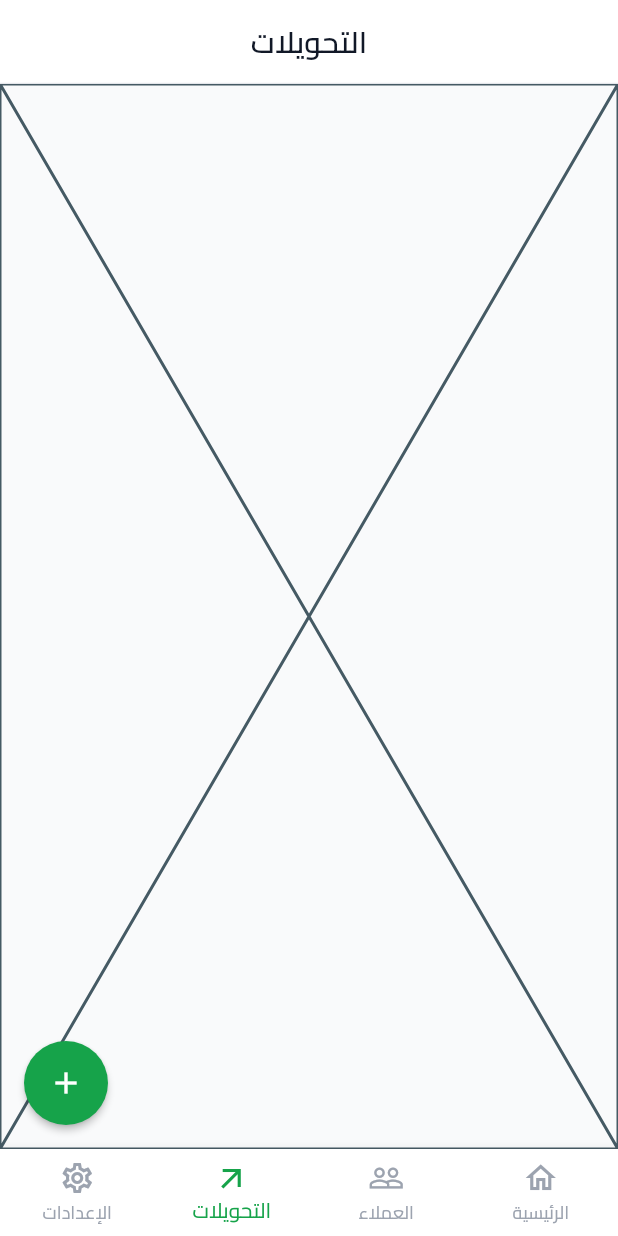
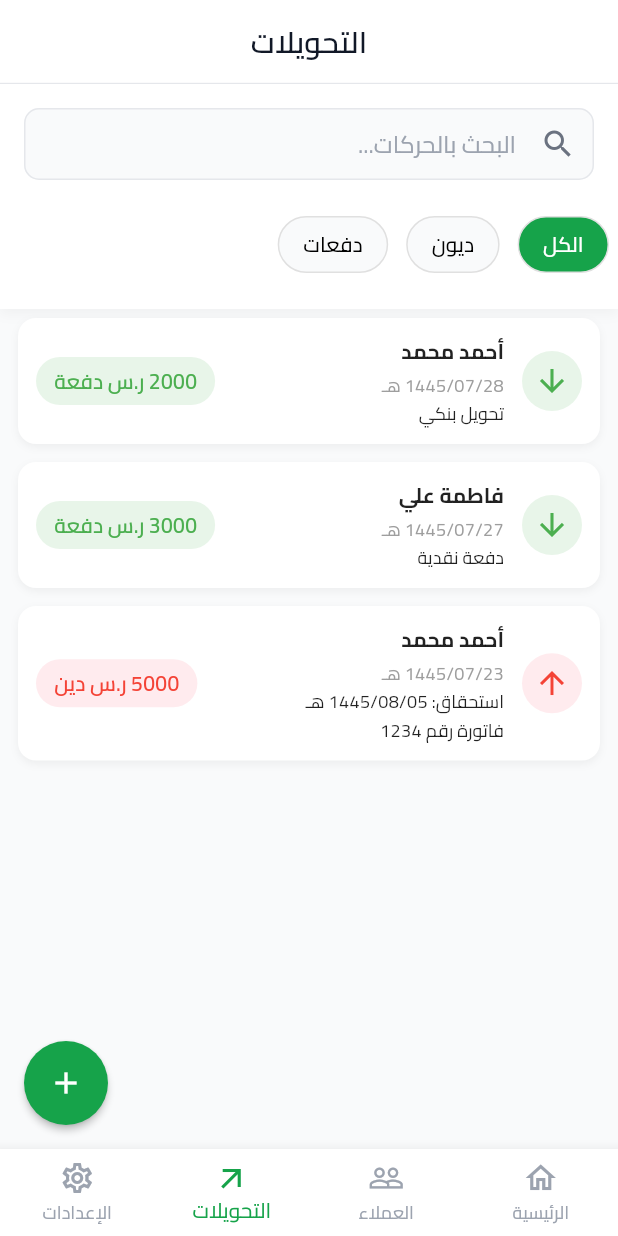
Before and after one commit to MolhamZL1/debt_managment_app, a Flutter app: the screen it shows after launch, item 3 of the bottom bar chosen, on a phone screen of 412 x 824 dp. Run offline on Flutter 3.47's test engine with Material 3 defaults, Android fonts, the light colour scheme and no system bars; our stand-ins replace awesome_dialog, bloc, cached_network_image, dartz, dio, flutter_bloc and 4 more.

Commit message:
TransactionViewBody

```diff
--- a/lib/features/clientes/presentation/views/widgets/Client_Detelies_View_Body.dart
+++ b/lib/features/clientes/presentation/views/widgets/Client_Detelies_View_Body.dart
@@ -1,5 +1,7 @@
 import 'package:flutter/material.dart';
 
+import 'Action_Buttons_Row.dart';
+import 'Debt_Item_Card.dart';
 import 'contact_header_card.dart';
 
 class ClientDeteliesViewBody extends StatelessWidget {
@@ -9,9 +11,20 @@ class ClientDeteliesViewBody extends StatelessWidget {
   Widget build(BuildContext context) {
     return Column(
       children: [
-  ContactHeaderCard(),
+        ContactHeaderCard(),
+        ActionButtonsRow(onAddDebt: () {}, onAddPayment: () {}),
+        DebtItemCard(
+          debt: Debt(
+            amount: 5000,
+            dueHijri: "1445/07/05 هـ",
+            invoiceNo: "1234",
+          ),
+          onDelete: () {},
+          onEdit: () {},
+        ),
       ],
     );
   }
 }
+
 /* ----------------------- Widgets ----------------------- */
--- a/lib/features/clientes/presentation/views/widgets/Search_Filter_Section.dart
+++ b/lib/features/clientes/presentation/views/widgets/Search_Filter_Section.dart
@@ -34,12 +34,14 @@ class _SearchFilterSectionState extends State<SearchFilterSection> {
       children: [
         CustomSerchTextFaild(hintText: "البحث بالاسم أو رقم الهاتف..."),
         FilterChipsWidget(
+
           selectedIndex: selectedFilter,
           onSelected: (index) {
             setState(() {
               selectedFilter = index;
             });
           },
+           filters: ["الكل", "مدين", "متأخر", "صافي"],
         ),
       ],
     )
--- a/lib/features/clientes/presentation/views/widgets/Segmented_Tabs.dart
+++ b/lib/features/clientes/presentation/views/widgets/Segmented_Tabs.dart
@@ -28,7 +28,7 @@ class SegmentedTabs extends StatelessWidget {
                 tabs[index],
                 style: TextStyle(
                   fontWeight: FontWeight.w600,
-                  color: isSelected ? Colors.green : Colors.black,
+                  color: isSelected ? Colors.green : Colors.grey,
                 ),
               ),
               const SizedBox(height: 4),
--- a/lib/features/clientes/presentation/views/widgets/client_filter.dart
+++ b/lib/features/clientes/presentation/views/widgets/client_filter.dart
@@ -4,17 +4,17 @@ import 'package:flutter/material.dart';
 class FilterChipsWidget extends StatelessWidget {
   final int selectedIndex;
   final Function(int) onSelected;
+  final List<String> filters; // ✅ صارت بارامتر
 
   const FilterChipsWidget({
     super.key,
     required this.selectedIndex,
     required this.onSelected,
+    required this.filters, // ✅ لازم تمررها عند الاستدعاء
   });
 
   @override
   Widget build(BuildContext context) {
-    final filters = ["الكل", "مدين", "متأخر", "صافي"];
-
     return Padding(
       padding: const EdgeInsets.symmetric(vertical: 16.0),
       child: Row(
--- a/lib/features/transactions/presentation/view/transaction_view.dart
+++ b/lib/features/transactions/presentation/view/transaction_view.dart
@@ -1,10 +1,12 @@
 import 'package:flutter/material.dart';
+
+import 'widgets/Transaction_View_body.dart';
 
 class TransactionView extends StatelessWidget {
   const TransactionView({super.key});
 
   @override
   Widget build(BuildContext context) {
-    return const Placeholder();
+    return TransactionViewBody();
   }
 }
--- /dev/null
+++ b/lib/features/transactions/presentation/view/widgets/Transaction_Item.dart
@@ -0,0 +1,39 @@
+import 'package:flutter/material.dart';
+
+import 'Transaction_Item_Card.dart';
+
+class TransactionItem extends StatelessWidget {
+  const TransactionItem({super.key});
+
+  @override
+  Widget build(BuildContext context) {
+    return ListView(
+  children:  [
+    TransactionItemCard(
+      clientName: "أحمد محمد",
+      date: "1445/07/28 هـ",
+      description: "تحويل بنكي",
+      amount: 2000,
+      isPayment: true,
+    ),
+    TransactionItemCard(
+      clientName: "فاطمة علي",
+      date: "1445/07/27 هـ",
+      description: "دفعة نقدية",
+      amount: 3000,
+      isPayment: true,
+    ),
+    TransactionItemCard(
+      clientName: "أحمد محمد",
+      date: "1445/07/23 هـ",
+      description: "",
+      amount: 5000,
+      isPayment: false,
+      dueDate: "1445/08/05 هـ",
+      invoiceNo: "1234",
+    ),
+  ],
+)
+;
+  }
+}
--- /dev/null
+++ b/lib/features/transactions/presentation/view/widgets/Transaction_Item_Card.dart
@@ -0,0 +1,106 @@
+import 'package:flutter/material.dart';
+
+class TransactionItemCard extends StatelessWidget {
+  final String clientName;
+  final String date;
+  final String description;
+  final double amount;
+  final bool isPayment; // true = دفعة, false = دين
+  final String? invoiceNo;
+  final String? dueDate;
+
+  const TransactionItemCard({
+    super.key,
+    required this.clientName,
+    required this.date,
+    required this.description,
+    required this.amount,
+    required this.isPayment,
+    this.invoiceNo,
+    this.dueDate,
+  });
+
+  @override
+  Widget build(BuildContext context) {
+    final bgColor = isPayment ? Colors.green[50] : Colors.red[50];
+    final textColor = isPayment ? Colors.green : Colors.red;
+    final icon = isPayment ? Icons.arrow_downward : Icons.arrow_upward;
+
+    return Container(
+      margin: const EdgeInsets.symmetric(horizontal: 12, vertical: 6),
+      padding: const EdgeInsets.all(12),
+      decoration: BoxDecoration(
+        color: Colors.white,
+        borderRadius: BorderRadius.circular(12),
+        boxShadow: [
+          BoxShadow(
+            color: Colors.black.withOpacity(0.05),
+            blurRadius: 4,
+            offset: const Offset(0, 2),
+          ),
+        ],
+      ),
+      child: Row(
+        children: [
+          // الأيقونة
+          CircleAvatar(
+            backgroundColor: bgColor,
+            child: Icon(icon, color: textColor),
+          ),
+          const SizedBox(width: 12),
+
+          // تفاصيل العميل
+          Expanded(
+            child: Column(
+              crossAxisAlignment: CrossAxisAlignment.start,
+              children: [
+                Text(
+                  clientName,
+                  style: const TextStyle(fontWeight: FontWeight.bold),
+                ),
+                const SizedBox(height: 4),
+                Text(
+                  date,
+                  style: const TextStyle(color: Colors.grey, fontSize: 12),
+                ),
+                if (description.isNotEmpty) ...[
+                  const SizedBox(height: 2),
+                  Text(description, style: const TextStyle(fontSize: 12)),
+                ],
+                if (dueDate != null) ...[
+                  const SizedBox(height: 2),
+                  Text(
+                    "استحقاق: $dueDate",
+                    style: const TextStyle(fontSize: 12),
+                  ),
+                ],
+                if (invoiceNo != null) ...[
+                  const SizedBox(height: 2),
+                  Text(
+                    "فاتورة رقم $invoiceNo",
+                    style: const TextStyle(fontSize: 12),
+                  ),
+                ],
+              ],
+            ),
+          ),
+
+          const SizedBox(width: 12),
+
+          // المبلغ
+          Container(
+            padding: const EdgeInsets.symmetric(horizontal: 12, vertical: 6),
+            decoration: BoxDecoration(
+              color: bgColor,
+              borderRadius: BorderRadius.circular(20),
+            ),
+            child: Text(
+              "${amount.toStringAsFixed(0)} ر.س ${isPayment ? "دفعة" : "دين"}",
+              style: TextStyle(color: textColor, fontWeight: FontWeight.w600),
+            ),
+          ),
+        ],
+      ),
+    );
+  }
+}
--- /dev/null
+++ b/lib/features/transactions/presentation/view/widgets/Transaction_View_body.dart
@@ -0,0 +1,18 @@
+import 'package:flutter/material.dart';
+
+import 'Transaction_Item.dart';
+import 'transaction_filtr.dart';
+
+class TransactionViewBody extends StatelessWidget {
+  const TransactionViewBody({super.key});
+
+  @override
+  Widget build(BuildContext context) {
+    return Column(
+      children: [
+        TransactionSearchFilterSection(),
+        Expanded(child: TransactionItem()),
+      ],
+    );
+  }
+}
--- /dev/null
+++ b/lib/features/transactions/presentation/view/widgets/transaction_filtr.dart
@@ -0,0 +1,46 @@
+import 'package:flutter/material.dart';
+import '../../../../../core/widgets/custom_serch_text_faild.dart';
+import '../../../../clientes/presentation/views/widgets/client_filter.dart';
+
+class TransactionSearchFilterSection extends StatefulWidget {
+  const TransactionSearchFilterSection({super.key});
+
+  @override
+  State<TransactionSearchFilterSection> createState() => _TransactionSearchFilterSectionState();
+}
+
+class _TransactionSearchFilterSectionState extends State<TransactionSearchFilterSection> {
+  int selectedFilter = 0;
+
+  @override
+  Widget build(BuildContext context) {
+    return Container(
+      padding: const EdgeInsets.symmetric(vertical: 8),
+      decoration: BoxDecoration(
+        color: Colors.white,
+        boxShadow: [
+          BoxShadow(
+            color: Colors.grey.withOpacity(0.1),
+            blurRadius: 6,
+            offset: const Offset(0, 3),
+          ),
+        ],
+      ),
+      child: Column(
+        children: [
+          CustomSerchTextFaild(hintText: "البحث بالحركات..."),
+          FilterChipsWidget(
+            selectedIndex: selectedFilter,
+            onSelected: (index) {
+              setState(() {
+                selectedFilter = index;
+              });
+            },
+            filters: ["الكل", "ديون", "دفعات"],
+          ),
+        ],
+      ),
+    );
+  }
+
+}
```
Also changed, not shown: lib/features/clientes/presentation/views/widgets/Action_Buttons_Row.dart (+3 -8 lines), lib/features/clientes/presentation/views/widgets/Contact_Header_Card.dart (+0 -8 lines), lib/features/clientes/presentation/views/widgets/Debt_Item_Card.dart (+89 -83 lines).
